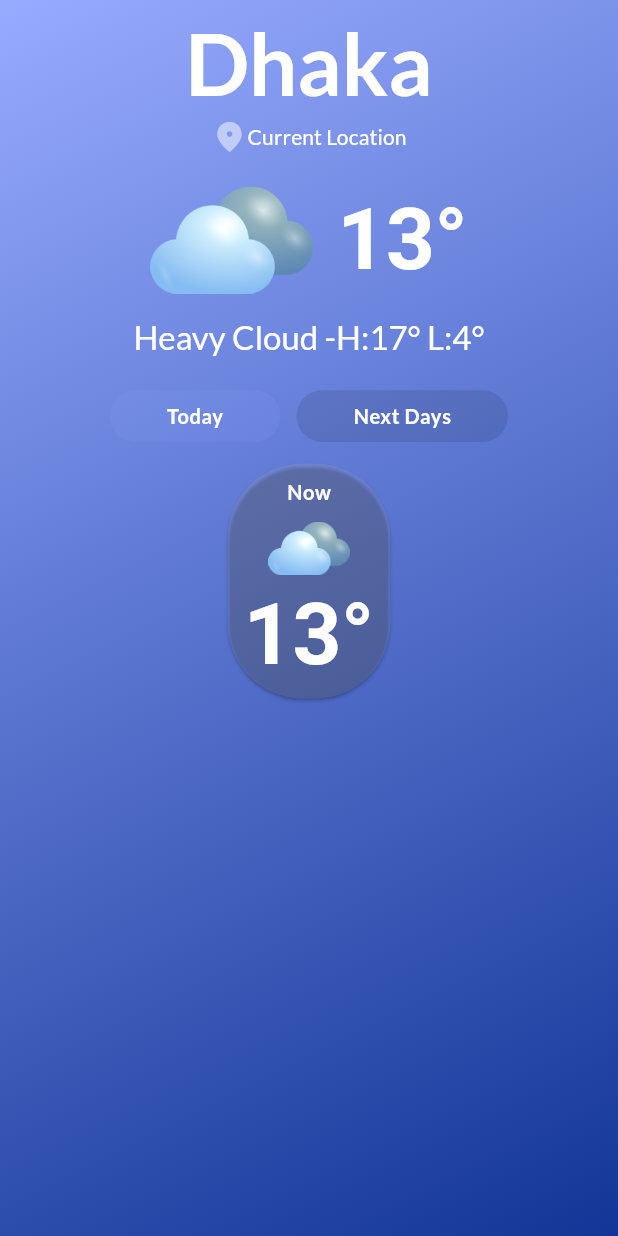
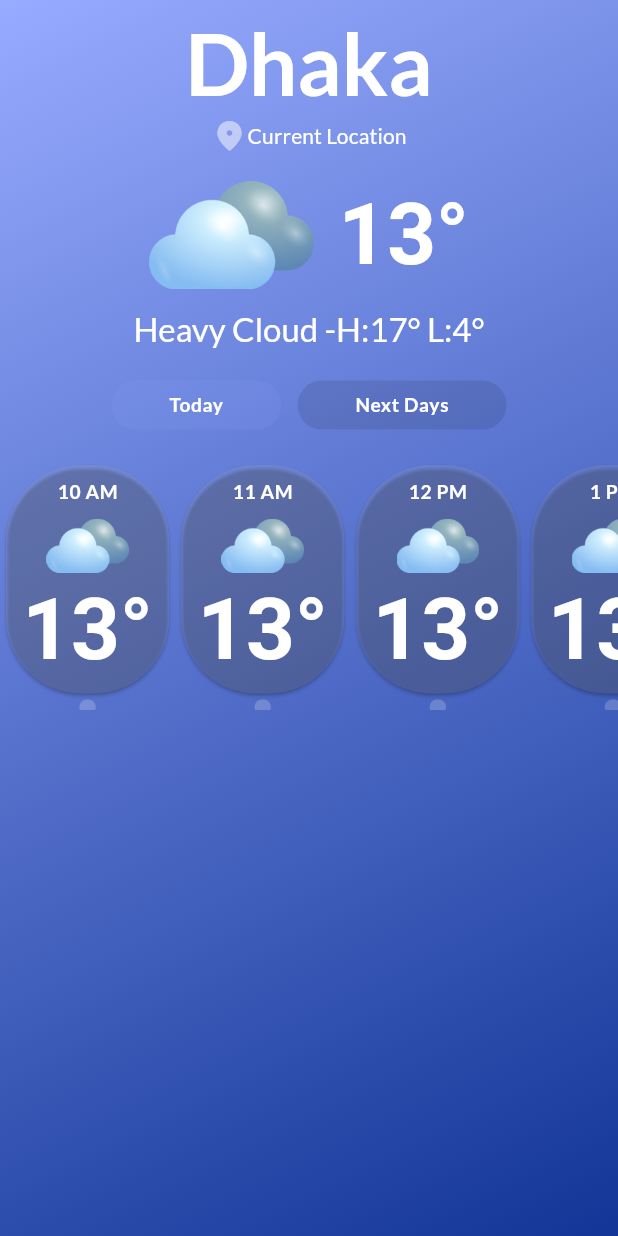
Before and after one commit to AAShayon/sf_weather, a Flutter app: the screen it shows after launch, on a phone screen of 412 x 824 dp. Run offline on Flutter 3.47's test engine with Material 3 defaults, Android fonts, the phone set to English and light mode, and no system bars; our stand-ins replace flutter_screenutil, google_fonts.

Commit message:
designed--update forecast card start clip path

```diff
--- a/lib/main.dart
+++ b/lib/main.dart
@@ -23,7 +23,7 @@ class MyApp extends StatelessWidget {
     );
 
     return ScreenUtilInit(
-      designSize: const Size(380, 800),
+      designSize: const Size(375, 838),
       minTextAdapt: true,
       splitScreenMode: true,
       builder: (context, child) {
--- a/lib/view/homepage/homepage.dart
+++ b/lib/view/homepage/homepage.dart
@@ -1,5 +1,6 @@
 import 'package:flutter/cupertino.dart';
 import 'package:flutter/material.dart';
+import 'package:flutter/widgets.dart';
 import 'package:flutter_screenutil/flutter_screenutil.dart';
 import 'package:google_fonts/google_fonts.dart';
 import 'package:sf_weather/utils/colors.dart';
@@ -7,6 +8,7 @@ import 'package:sf_weather/view/homepage/widgets/Location.dart';
 import 'package:sf_weather/view/homepage/widgets/button.dart';
 import 'package:sf_weather/view/homepage/widgets/days_information.dart';
 import 'package:sf_weather/view/homepage/widgets/temperature.dart';
+import 'package:sf_weather/view/homepage/widgets/temperature_forecast_card.dart';
 import 'package:sf_weather/view/homepage/widgets/temperature_with_o.dart';
 
 
@@ -39,6 +41,7 @@ class _HomepageState extends State<Homepage> {
         child: Column(
           children: [
             CurrentLocationName(),
+            // String time = (index + 1) % 12 == 0 ? '12 AM' : '${(index + 1) % 12} ${index < 11 ? 'AM' : 'PM'}';
             SizedBox(height: 5.h,),
             LocationSelect(),
             SizedBox(height: 5.h,),
@@ -46,37 +49,10 @@ class _HomepageState extends State<Homepage> {
             MoreInformation(),
             SizedBox(height:20.h,),
             DaysButtonField(),
+            SizedBox(height:20.h,),
+            TemperatureInformationPerHour(),
             SizedBox(height:10.h ,),
-            SizedBox(
-              child: Card(
-                color: Colors.white.withOpacity(.1),
-                shape: RoundedRectangleBorder(borderRadius: BorderRadius.circular(50)),
-                child: Padding(
-                  padding: EdgeInsets.symmetric(vertical:10.h,horizontal: 10.w),
-                  child: Column(
-                    mainAxisAlignment: MainAxisAlignment.start,
-                    crossAxisAlignment: CrossAxisAlignment.center,
-                    children: [
-                      Text('Now',style: GoogleFonts.lato(
-                        textStyle: Theme.of(context).textTheme.bodySmall!.copyWith(color: Colors.white),
-                        fontWeight: FontWeight.w600,
-                        fontStyle: FontStyle.normal,
-                        fontSize: 13.sp,
-                      )),
-                      SizedBox(height: 2.5.h,),
-                      Image.asset('assets/heavycloud.png',width: 50.w,height:50.h,),
-                      TemperatureRead(temperature: '13',fontsize: 30,)
-                    ],
-                  ),
-                ),
-              ),
-            )
-
-
-
-
-
-
+            OtherInformation (),
           ],
         ),
       ),
@@ -85,23 +61,13 @@ class _HomepageState extends State<Homepage> {
   }
 }
 
+class OtherInformation extends StatelessWidget {
+  const OtherInformation({super.key, this.child});
+  final Widget? child;
+  @override
+  Widget build(BuildContext context) {
+    return ClipPath(
 
-
-
-
-
-
-
-// Scaffold(
-// extendBodyBehindAppBar: true, // Extend background behind app bar
-// appBar: AppBar(
-// backgroundColor: Colors.transparent, // Make app bar transparent
-// elevation: 0, // Remove app bar shadow
-// ),
-// body: Container(
-// decoration: BoxDecoration(
-// gradient: gradientColor,
-// ),
-// child: child,
-// ),
-// ),
+    );
+  }
+}
--- /dev/null
+++ b/lib/view/homepage/widgets/temperature_forecast_card.dart
@@ -0,0 +1,87 @@
+import 'package:flutter/material.dart';
+import 'package:flutter_screenutil/flutter_screenutil.dart';
+import 'package:google_fonts/google_fonts.dart';
+import 'package:sf_weather/view/homepage/widgets/temperature_with_o.dart';
+
+class TemperatureInformationPerHour extends StatelessWidget {
+  const TemperatureInformationPerHour({
+    super.key,
+  });
+
+  @override
+  Widget build(BuildContext context) {
+    return SizedBox(
+      height: 170.h,
+      child: ListView.builder(
+        itemCount: 12, // Display only 12 hours from current time to 11:59 AM
+        scrollDirection: Axis.horizontal,
+        itemBuilder: (BuildContext context, int index) {
+          DateTime currentTime = DateTime.now();
+          int startingHour = currentTime.hour;
+          String startingPeriod = startingHour < 12 ? 'AM' : 'PM';
+          startingHour = startingHour % 12 == 0 ? 12 : startingHour % 12;
+          int hour = (startingHour + index) % 12 == 0 ? 12 : (startingHour + index) % 12;
+          String period = (startingHour + index) < 12 ? startingPeriod : (startingPeriod == 'AM' ? 'PM' : 'AM');
+          String time = '$hour $period';
+          return TemperatureForecastCard(time: time);
+        },
+      ),
+    );
+  }
+}
+
+
+
+
+
+
+
+
+
+class TemperatureForecastCard extends StatelessWidget {
+  const TemperatureForecastCard({
+    super.key, required this.time,
+  });
+  final String time;
+
+  @override
+  Widget build(BuildContext context) {
+    return SizedBox(
+      child: Column(
+        children: [
+          Card(
+            color: Colors.white.withOpacity(.1),
+            shape: RoundedRectangleBorder(borderRadius: BorderRadius.circular(50)),
+            child: Padding(
+              padding: EdgeInsets.symmetric(vertical:10.h,horizontal: 10.w),
+              child: Column(
+                mainAxisAlignment: MainAxisAlignment.start,
+                crossAxisAlignment: CrossAxisAlignment.center,
+                children: [
+                  Text(time,style: GoogleFonts.lato(
+                    textStyle: Theme.of(context).textTheme.bodySmall!.copyWith(color: Colors.white),
+                    fontWeight: FontWeight.w600,
+                    fontStyle: FontStyle.normal,
+                    fontSize: 13.sp,
+                  )),
+                  SizedBox(height: 2.5.h,),
+                  Image.asset('assets/heavycloud.png',width: 50.w,height:50.h,),
+                  TemperatureRead(temperature: '13',fontsize: 30,),
+
+                ],
+
+              ),
+            ),
+          ),
+          Container(
+            height: 10.h,width: 10.w,
+            decoration: BoxDecoration(
+                borderRadius: BorderRadius.circular(100),
+                color: Colors.white.withOpacity(.2)
+            ),
+          )
+        ],
+      ),
+    );
+  }
+}
```
